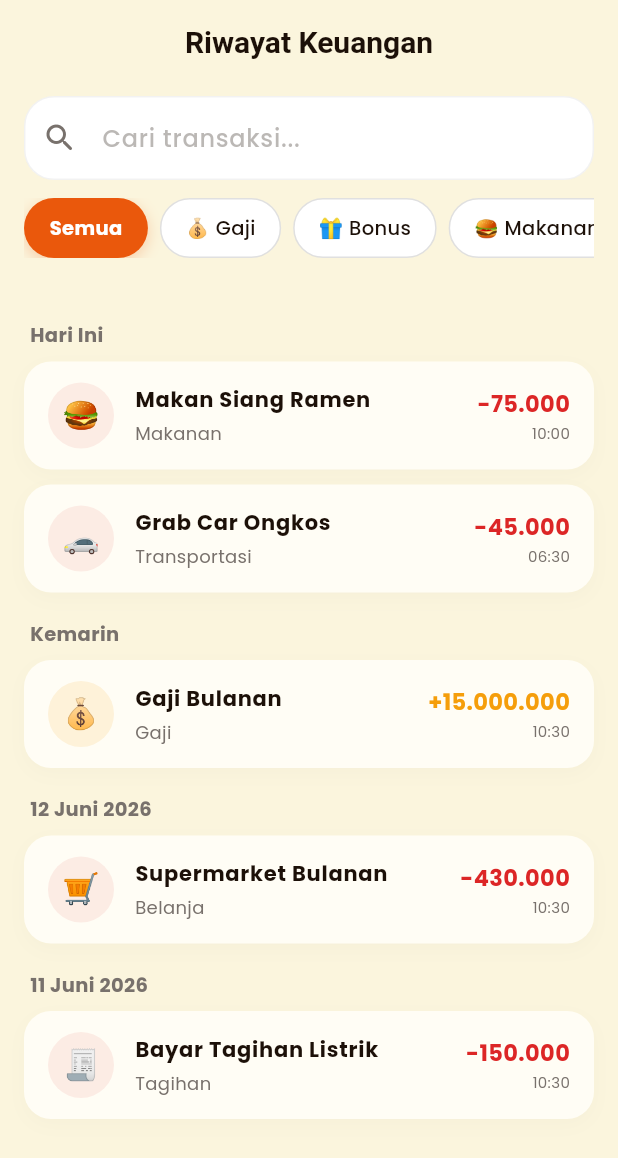
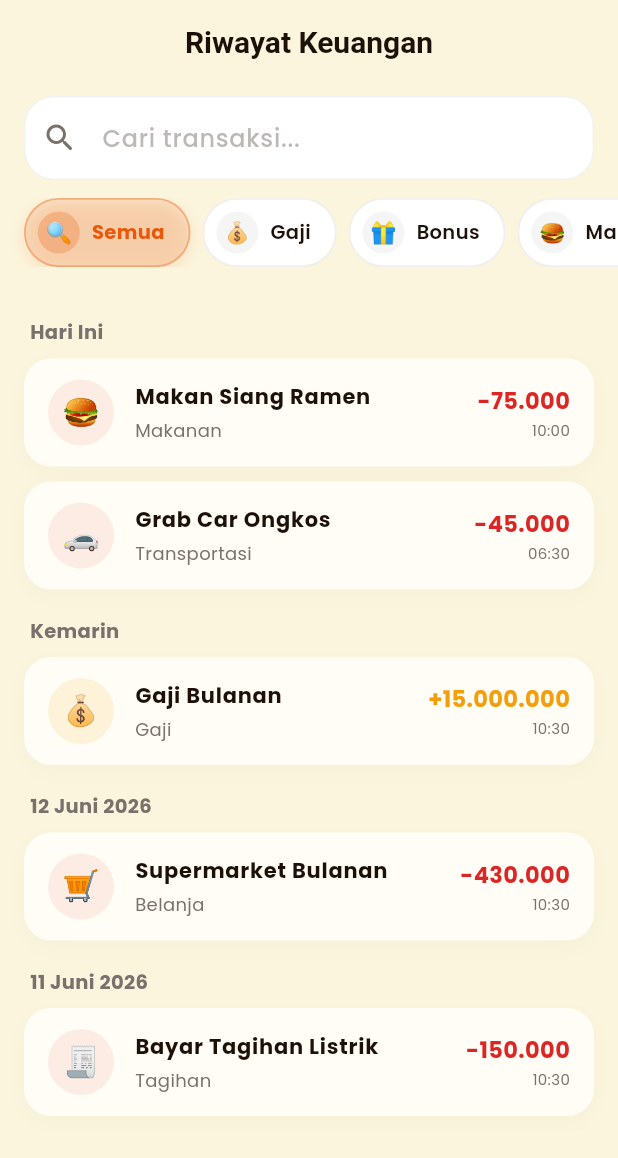
Before and after one commit to Umam07/Uangku, a Flutter app: the HistoryScreen screen opened directly, on a phone screen of 412 x 824 dp. Shown: the top 1158 px of the screen. Run offline on Flutter 3.47's test engine with Material 3 defaults, Android fonts, the phone set to English and light mode, and no system bars; our stand-ins replace fl_chart, google_fonts, shared_preferences; accounts and stored records are empty.

Commit message:
style(history): enhance category filter chips with custom theme tints and circular emoji badges

```diff
--- a/lib/screens/history_screen.dart
+++ b/lib/screens/history_screen.dart
@@ -19,16 +19,16 @@ class _HistoryScreenState extends State<HistoryScreen> {
 
   final TextEditingController _searchController = TextEditingController();
 
-  final List<String> _categories = [
-    'Semua',
-    '💰 Gaji',
-    '🎁 Bonus',
-    '🍔 Makanan',
-    '🚗 Transportasi',
-    '🛒 Belanja',
-    '🧾 Tagihan',
-    '🎬 Hiburan',
-    '💊 Kesehatan',
+  final List<Map<String, dynamic>> _categoriesData = [
+    {'name': 'Semua', 'emoji': '🔍', 'color': AppColors.primary},
+    {'name': 'Gaji', 'emoji': '💰', 'color': Colors.green},
+    {'name': 'Bonus', 'emoji': '🎁', 'color': Colors.amber},
+    {'name': 'Makanan', 'emoji': '🍔', 'color': AppColors.danger},
+    {'name': 'Transportasi', 'emoji': '🚗', 'color': Colors.blue},
+    {'name': 'Belanja', 'emoji': '🛒', 'color': AppColors.accent},
+    {'name': 'Tagihan', 'emoji': '🧾', 'color': Colors.purple},
+    {'name': 'Hiburan', 'emoji': '🎬', 'color': Colors.pink},
+    {'name': 'Kesehatan', 'emoji': '💊', 'color': Colors.redAccent},
   ];
 
   @override
@@ -65,7 +65,7 @@ class _HistoryScreenState extends State<HistoryScreen> {
 
     // Category filter
     if (_selectedCategory != 'Semua') {
-      results = results.where((tx) => tx.category == _selectedCategory).toList();
+      results = results.where((tx) => tx.category.contains(_selectedCategory)).toList();
     }
 
     setState(() {
@@ -174,13 +174,10 @@ class _HistoryScreenState extends State<HistoryScreen> {
       body: SafeArea(
         child: Column(
           children: [
-            // Search and Filter Header
+            // Search Header (Padded to match page style)
             Padding(
               padding: const EdgeInsets.symmetric(horizontal: 16.0, vertical: 8.0),
-              child: Column(
-                children: [
-                  // Search Bar
-                  TextField(
+              child: TextField(
                 controller: _searchController,
                 onChanged: (val) {
                   setState(() {
@@ -221,69 +218,95 @@ class _HistoryScreenState extends State<HistoryScreen> {
                   ),
                 ),
               ),
-                  const SizedBox(height: 12),
-                  // Horizontal Category Chips
+            ),
+            const SizedBox(height: 4),
+
+            // Premium Category Chips (Spans full width with internal padding)
             SizedBox(
-                    height: 40,
+              height: 46,
               child: ListView.builder(
                 scrollDirection: Axis.horizontal,
-                      itemCount: _categories.length,
+                padding: const EdgeInsets.symmetric(horizontal: 16.0),
+                itemCount: _categoriesData.length,
                 physics: const BouncingScrollPhysics(),
                 itemBuilder: (context, index) {
-                        final cat = _categories[index];
-                        final isSelected = _selectedCategory == cat;
+                  final cat = _categoriesData[index];
+                  final catName = cat['name'] as String;
+                  final catEmoji = cat['emoji'] as String;
+                  final catColor = cat['color'] as Color;
+                  final isSelected = _selectedCategory == catName;
+
                   return Padding(
                     padding: const EdgeInsets.only(right: 8.0),
                     child: GestureDetector(
                       onTap: () {
                         setState(() {
-                                _selectedCategory = cat;
+                          _selectedCategory = catName;
                         });
                         _applyFilters();
                       },
                       child: AnimatedContainer(
                         duration: const Duration(milliseconds: 200),
-                              padding: const EdgeInsets.symmetric(horizontal: 16, vertical: 8),
+                        padding: const EdgeInsets.fromLTRB(8, 6, 16, 6),
                         decoration: BoxDecoration(
                           color: isSelected
-                                    ? AppColors.primary
+                              ? catColor.withValues(alpha: 0.12)
                               : (isDark ? AppColors.surfaceDark : Colors.white),
-                                borderRadius: BorderRadius.circular(20),
+                          borderRadius: BorderRadius.circular(24),
                           border: Border.all(
                             color: isSelected
-                                      ? Colors.transparent
-                                      : (isDark ? Colors.white24 : Colors.black12),
-                                  width: 1,
+                                ? catColor.withValues(alpha: 0.35)
+                                : (isDark ? Colors.white.withValues(alpha: 0.1) : Colors.black.withValues(alpha: 0.06)),
+                            width: 1.2,
                           ),
                           boxShadow: isSelected
                               ? [
                                   BoxShadow(
-                                          color: AppColors.primary.withValues(alpha: 0.25),
+                                    color: catColor.withValues(alpha: 0.15),
                                     blurRadius: 8,
                                     offset: const Offset(0, 3),
                                   )
                                 ]
                               : null,
                         ),
+                        child: Row(
+                          mainAxisSize: MainAxisSize.min,
+                          children: [
+                            // Emoji circular avatar
+                            Container(
+                              width: 28,
+                              height: 28,
+                              decoration: BoxDecoration(
+                                color: isSelected
+                                    ? catColor.withValues(alpha: 0.25)
+                                    : (isDark ? Colors.white.withValues(alpha: 0.06) : Colors.black.withValues(alpha: 0.04)),
+                                shape: BoxShape.circle,
+                              ),
                               child: Center(
                                 child: Text(
-                                  cat,
+                                  catEmoji,
+                                  style: const TextStyle(fontSize: 14),
+                                ),
+                              ),
+                            ),
+                            const SizedBox(width: 8),
+                            // Category Label
+                            Text(
+                              catName,
                               style: TextStyle(
                                 fontSize: 13,
-                                    fontWeight: isSelected ? FontWeight.bold : FontWeight.w500,
+                                fontWeight: isSelected ? FontWeight.bold : FontWeight.w600,
                                 color: isSelected
-                                        ? Colors.white
+                                    ? catColor
                                     : (isDark ? AppColors.textPrimaryDark : AppColors.textPrimary),
                               ),
                             ),
+                          ],
                         ),
                       ),
                     ),
                   );
                 },
-                    ),
-                  ),
-                ],
               ),
             ),
             const SizedBox(height: 8),
```
Lines whose indentation alone changed are shown as unchanged.
